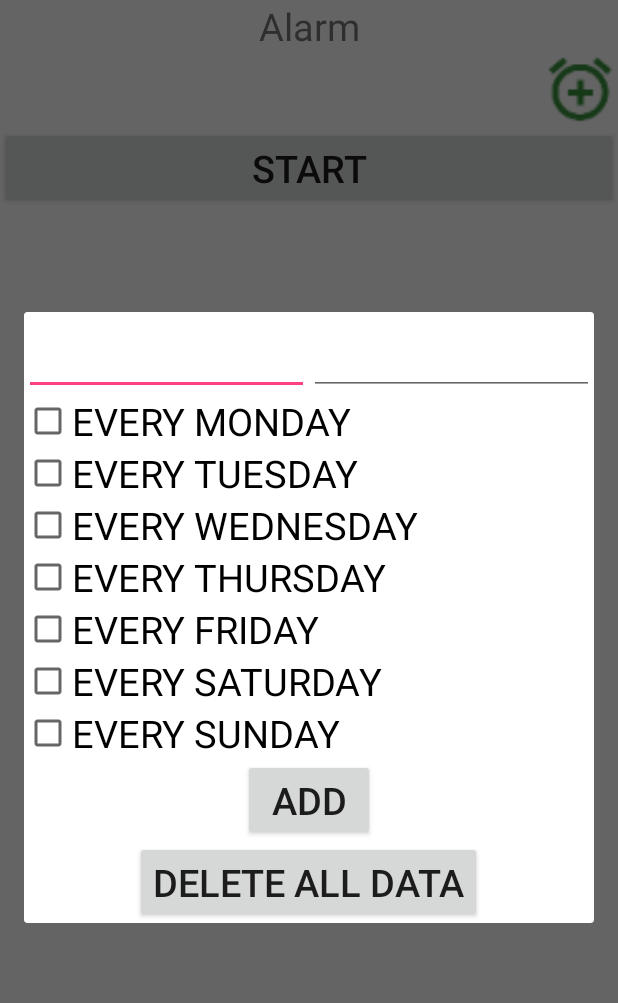
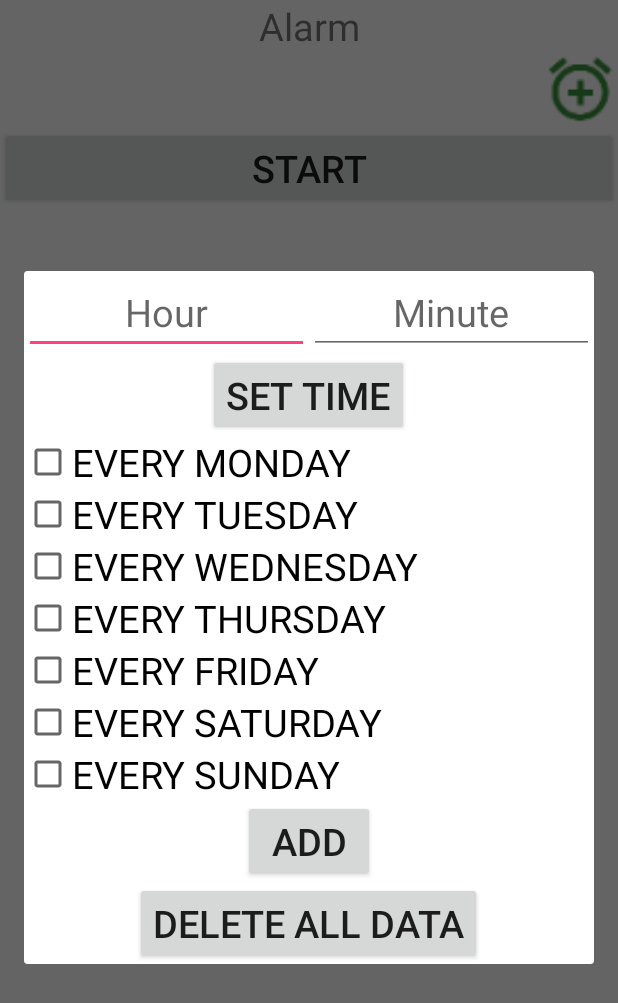
Before and after one commit to at-android/2016-k2-intern, an Android app: the screen it shows after launch (MainActivity), after a tap on an icon or button, on a phone screen of 412 x 824 dp. Shown: the top 1003 px of the screen. Run offline under Robolectric (Android 15) with nearby library versions, the phone set to English and light mode, and no system bars.

Commit message:
add TimePickerDialog

```diff
--- a/app/build.gradle
+++ b/app/build.gradle
@@ -25,7 +25,7 @@ dependencies {
         exclude group: 'com.android.support', module: 'support-annotations'
     })
     compile 'com.android.support:appcompat-v7:24.2.1'
+    compile 'com.android.support:support-v4:24.2.1'
     compile 'com.android.support:recyclerview-v7:24.2.1'
-    compile 'com.android.support:support-v4:24.2.1'
     testCompile 'junit:junit:4.12'
 }
--- a/app/src/main/java/vn/asiantech/training/MainActivity.java
+++ b/app/src/main/java/vn/asiantech/training/MainActivity.java
@@ -5,23 +5,35 @@ import android.content.Intent;
 import android.os.Bundle;
 import android.support.v4.app.DialogFragment;
 import android.support.v7.app.AppCompatActivity;
+import android.support.v7.widget.LinearLayoutManager;
+import android.support.v7.widget.RecyclerView;
 import android.util.Log;
 import android.view.View;
 import android.widget.Button;
 import android.widget.ImageView;
 
+import java.util.ArrayList;
+
 public class MainActivity extends AppCompatActivity implements SetTimeFragment.SendData,View.OnClickListener{
+    public static final String ACTION="vn.asiantech.training.CUSTOM_INTENT";
     private Button mBtnStart;
     private ImageView imgView;
     private int mHour;
     private int mMinute;
     private int mFlag = 0;
-    public static final String ACTION="vn.asiantech.training.CUSTOM_INTENT";
-    @Override
+    private ArrayList<Time> mArr = new ArrayList<Time>();
+    private RecyclerView recyclerView;
+    private MyAdapter mAdapter;
+    private RecyclerView.LayoutManager layoutManager;
+
     protected void onCreate(Bundle savedInstanceState) {
         super.onCreate(savedInstanceState);
         setContentView(R.layout.activity_main);
         getFormWidget();
+        layoutManager = new LinearLayoutManager(getBaseContext());
+        mAdapter = new MyAdapter(mArr);
+        recyclerView.setLayoutManager(layoutManager);
+        recyclerView.setAdapter(mAdapter);
         mBtnStart.setOnClickListener(this);
         imgView.setOnClickListener(this);
     }
@@ -29,7 +41,7 @@ public class MainActivity extends AppCompatActivity implements SetTimeFragment.S
     public void getFormWidget(){
         mBtnStart = (Button)findViewById(R.id.btnStart);
         imgView = (ImageView)findViewById(R.id.imgView);
-
+        recyclerView = (RecyclerView)findViewById(R.id.recyclerView);
     }
 
     public void broadcastIntent(Context view){
@@ -48,13 +60,7 @@ public class MainActivity extends AppCompatActivity implements SetTimeFragment.S
         mMinute = Integer.parseInt(t.getMinute());
         Log.i("hourFromFrag",mHour+"");
         Log.i("minuteFromFrag",mMinute+"");
-      //  startService(new Intent(this,myService.class));
-//        Intent i = new Intent(this,myService.AlarmReceiver.class);
-//        Bundle bundle = new Bundle();
-//        bundle.putInt("Flag",mFlag);
-//        i.putExtra("data",bundle);
-//        sendBroadcast(i);
-//        mFlag++;
+        mAdapter.addItem(mArr.size(),t);
     }
 
     @Override
@@ -79,4 +85,6 @@ public class MainActivity extends AppCompatActivity implements SetTimeFragment.S
                 break;
         }
     }
+
+
 }
--- /dev/null
+++ b/app/src/main/java/vn/asiantech/training/MyAdapter.java
@@ -0,0 +1,50 @@
+package vn.asiantech.training;
+
+import android.support.v7.widget.RecyclerView;
+import android.view.LayoutInflater;
+import android.view.View;
+import android.view.ViewGroup;
+import android.widget.TextView;
+
+import java.util.ArrayList;
+
+/**
+ * Created by Administrator on 6/12/2016.
+ */
+public class MyAdapter extends RecyclerView.Adapter<MyAdapter.ViewHolder> {
+    private ArrayList<Time> mArr = new ArrayList<Time>();
+
+    public MyAdapter(ArrayList<Time> arr){
+        this.mArr = arr;
+    }
+    @Override
+    public ViewHolder onCreateViewHolder(ViewGroup parent, int viewType) {
+        LayoutInflater inflater = LayoutInflater.from(parent.getContext());
+        View itemview = inflater.inflate(R.layout.custom_item_adapter, parent, false);
+        return new ViewHolder(itemview);
+
+    }
+
+    @Override
+    public void onBindViewHolder(ViewHolder holder, int position) {
+        holder.mTv.setText(mArr.get(position).toString());
+    }
+
+    @Override
+    public int getItemCount() {
+        return mArr.size();
+    }
+
+    public void addItem(int position, Time t) {
+        mArr.add(position, t);
+        notifyItemInserted(position);
+    }
+
+    public static class ViewHolder extends RecyclerView.ViewHolder {
+        private TextView mTv;
+        public ViewHolder(View itemView) {
+            super(itemView);
+            mTv = (TextView)itemView.findViewById(R.id.tvItem);
+        }
+    }
+}
--- a/app/src/main/java/vn/asiantech/training/SetTimeFragment.java
+++ b/app/src/main/java/vn/asiantech/training/SetTimeFragment.java
@@ -1,6 +1,7 @@
 package vn.asiantech.training;
 
 
+import android.app.TimePickerDialog;
 import android.content.Context;
 import android.os.Bundle;
 import android.support.v4.app.DialogFragment;
@@ -10,11 +11,16 @@ import android.view.ViewGroup;
 import android.widget.Button;
 import android.widget.CheckBox;
 import android.widget.EditText;
+import android.widget.TimePicker;
+
+import java.util.Calendar;
+import java.util.Date;
 
 
-public class SetTimeFragment extends DialogFragment {
+public class SetTimeFragment extends DialogFragment implements View.OnClickListener {
     private Button mBtnStart;
     private Button mBtnDelete;
+    private Button mBtnSetTime;
     private EditText mEdHour;
     private EditText mEdMinute;
     private CheckBox mCkMonday;
@@ -25,12 +31,14 @@ public class SetTimeFragment extends DialogFragment {
     private CheckBox mCkSaturday;
     private CheckBox mCkSunday;
     private SendData mCallback;
-    private String s="";
+    private String s = "";
     private DatabaseHelper db;
+    private Calendar cal;
+    private Date hourFinish;
+
     public SetTimeFragment() {
         // Required empty public constructor
     }
-
 
     public static SetTimeFragment newInstance() {
         SetTimeFragment fragment = new SetTimeFragment();
@@ -49,6 +57,7 @@ public class SetTimeFragment extends DialogFragment {
         View view = inflater.inflate(R.layout.fragment_set_time, container, false);
         mBtnStart = (Button) view.findViewById(R.id.btnStart);
         mBtnDelete = (Button) view.findViewById(R.id.btnDelete);
+        mBtnSetTime = (Button) view.findViewById(R.id.btnSetTime);
         mEdHour = (EditText) view.findViewById(R.id.edHour);
         mEdMinute = (EditText) view.findViewById(R.id.edMinute);
         mCkMonday = (CheckBox) view.findViewById(R.id.ckMonday);
@@ -59,57 +68,81 @@ public class SetTimeFragment extends DialogFragment {
         mCkSaturday = (CheckBox) view.findViewById(R.id.ckSaturday);
         mCkSunday = (CheckBox) view.findViewById(R.id.ckSunday);
 
-        mBtnStart.setOnClickListener(new View.OnClickListener() {
-            @Override
-            public void onClick(View view) {
-                s="";
+        mBtnStart.setOnClickListener(this);
+        mBtnDelete.setOnClickListener(this);
+        mBtnSetTime.setOnClickListener(this);
+        return view;
+    }
+
+    @Override
+    public void onClick(View view) {
+        switch (view.getId()) {
+            case R.id.btnStart:
+                s = "";
                 Time t = new Time();
                 t.setHour(mEdHour.getText().toString());
                 t.setMinute(mEdMinute.getText().toString());
-                if(mCkMonday.isChecked()){
-                    s+="2 ";
+                if (mCkMonday.isChecked()) {
+                    s += "2 ";
                 }
-                if(mCkTuesday.isChecked()){
-                    s+="3 ";
+                if (mCkTuesday.isChecked()) {
+                    s += "3 ";
                 }
-                if(mCkWednesday.isChecked()){
-                    s+="4 ";
+                if (mCkWednesday.isChecked()) {
+                    s += "4 ";
                 }
-                if(mCkThursday.isChecked()){
-                    s+="5 ";
+                if (mCkThursday.isChecked()) {
+                    s += "5 ";
                 }
-                if(mCkFriday.isChecked()){
-                    s+="6 ";
+                if (mCkFriday.isChecked()) {
+                    s += "6 ";
                 }
-                if(mCkSaturday.isChecked()){
-                    s+="7 ";
+                if (mCkSaturday.isChecked()) {
+                    s += "7 ";
                 }
-                if(mCkSunday.isChecked()){
-                    s+="1 ";
+                if (mCkSunday.isChecked()) {
+                    s += "1 ";
                 }
                 t.setDate(s);
                 mCallback.onArticleSelected(t);
                 db.open();
-                long x = db.createData(t.getDate(),t.getHour(),t.getMinute());
+                long x = db.createData(t.getDate(), t.getHour(), t.getMinute());
                 db.close();
                 dismiss();
-            }
-        });
-        mBtnDelete.setOnClickListener(new View.OnClickListener() {
-            @Override
-            public void onClick(View view) {
+                break;
+            case R.id.btnSetTime:
+                showTimePickerDialog();
+                break;
+            case R.id.btnDelete:
                 db.open();
                 db.deleteData();
                 db.close();
+                break;
+        }
+    }
+
+
+    public void showTimePickerDialog() {
+        TimePickerDialog.OnTimeSetListener callback = new TimePickerDialog.OnTimeSetListener() {
+            public void onTimeSet(TimePicker view,
+                                  int hourOfDay, int minute) {
+                mEdHour.setText(hourOfDay + "");
+                mEdMinute.setText(minute + "");
             }
-        });
-        return view;
+        };
+
+        TimePickerDialog time = new TimePickerDialog(
+                getActivity(),
+                callback, 7, 7, true);
+        time.setTitle("Chọn giờ hoàn thành");
+        time.show();
     }
 
     public interface SendData {
         public void onArticleSelected(Time t);
 
     }
+
     @Override
     public void onAttach(Context context) {
         super.onAttach(context);
--- a/app/src/main/java/vn/asiantech/training/Time.java
+++ b/app/src/main/java/vn/asiantech/training/Time.java
@@ -75,4 +75,8 @@ public class Time implements Parcelable {
         parcel.writeString(hour);
         parcel.writeString(minute);
     }
+
+    public String toString(){
+        return this.getHour()+":"+this.getMinute()+"---Date: "+this.getDate();
+    }
 }
--- a/app/src/main/res/layout/activity_main.xml
+++ b/app/src/main/res/layout/activity_main.xml
@@ -22,7 +22,11 @@
         android:layout_alignParentRight="true"
         android:src="@drawable/ic_alarm_add_green_700_24dp"/>
 
-
+    <android.support.v7.widget.RecyclerView
+        android:id="@+id/recyclerView"
+        android:layout_below="@+id/btnStart"
+        android:layout_width="match_parent"
+        android:layout_height="wrap_content"/>
 
     <Button
         android:id="@+id/btnStart"
--- a/app/src/main/res/layout/fragment_set_time.xml
+++ b/app/src/main/res/layout/fragment_set_time.xml
@@ -11,20 +11,31 @@
         android:layout_height="wrap_content">
         <EditText
             android:id="@+id/edHour"
-            android:layout_width="1dp"
+            android:layout_width="@dimen/set_time_EdWidth"
             android:layout_height="match_parent"
+            android:hint="@string/hourHint"
             style="@style/setTimeFragment_ed"
             />
         <EditText
             android:id="@+id/edMinute"
-            android:layout_width="1dp"
+            android:layout_width="@dimen/set_time_EdWidth"
             android:layout_height="match_parent"
+            android:hint="@string/minuteHint"
             style="@style/setTimeFragment_ed"
             />
     </LinearLayout>
+    <Button
+        android:id="@+id/btnSetTime"
+        android:layout_below="@+id/LinearLayout"
+        android:layout_width="wrap_content"
+        android:layout_height="wrap_content"
+        android:layout_centerHorizontal="true"
+        android:text="@string/set_time_frag_btn"
+        android:textSize="@dimen/set_time_frag_btnSize"
+        />
     <CheckBox
         android:id="@+id/ckMonday"
-        android:layout_below="@+id/LinearLayout"
+        android:layout_below="@+id/btnSetTime"
         android:layout_width="match_parent"
         android:layout_height="wrap_content"
         android:text="@string/monday"
@@ -78,15 +89,7 @@
         android:text="@string/sunday"
         style="@style/setTimeFragment_Checkbox"
         />
-    <Button
-        android:id="@+id/btnStart"
-        android:layout_below="@+id/ckSunday"
-        android:layout_width="wrap_content"
-        android:layout_height="wrap_content"
-        android:layout_centerHorizontal="true"
-        android:text="@string/btnStart"
-        android:textSize="@dimen/set_time_frag_btn"
-        />
+
     <Button
         android:id="@+id/btnDelete"
         android:layout_below="@+id/btnStart"
@@ -96,4 +99,14 @@
         android:text="@string/btnDelete"
         android:textSize="@dimen/set_time_frag_btn"
         />
+
+    <Button
+        android:id="@+id/btnStart"
+        android:layout_width="wrap_content"
+        android:layout_height="wrap_content"
+        android:text="@string/btnStart"
+        android:textSize="@dimen/set_time_frag_btn"
+        android:layout_below="@+id/ckSunday"
+        android:layout_centerHorizontal="true" />
+
 </RelativeLayout>
--- a/app/src/main/res/values/colors.xml
+++ b/app/src/main/res/values/colors.xml
@@ -3,4 +3,7 @@
     <color name="colorPrimary">#3F51B5</color>
     <color name="colorPrimaryDark">#303F9F</color>
     <color name="colorAccent">#FF4081</color>
+    <color name="custom_item_color">#f2e340</color>
+    <color name="custom_item_colorBackground">#f51af9</color>
+    <color name="timePicker_btn_color">#f11325</color>
 </resources>
--- a/app/src/main/res/values/dimens.xml
+++ b/app/src/main/res/values/dimens.xml
@@ -7,4 +7,9 @@
     <dimen name="main_imgHeight">50dp</dimen>
     <dimen name="set_time_frag_edSize">25sp</dimen>
     <dimen name="set_time_frag_btn">25sp</dimen>
+    <dimen name="set_time_EdWidth">1dp</dimen>
+    <dimen name="custom_item_tvSize">30sp</dimen>
+    <dimen name="time_picker_frag_btnSize">25sp</dimen>
+    <dimen name="time_picker_frag_btnMarginTop">30dp</dimen>
+    <dimen name="set_time_frag_btnSize">25sp</dimen>
 </resources>
--- a/app/src/main/res/values/strings.xml
+++ b/app/src/main/res/values/strings.xml
@@ -10,4 +10,11 @@
     <string name="sunday">EVERY SUNDAY</string>
     <string name="btnStart">Add</string>
     <string name="btnDelete">Delete All Data</string>
+    <string name="hourHint">Hour</string>
+    <string name="minuteHint">Minute</string>
+    <string name="time_picker_btn">Close</string>
+    <string name="set_time_frag_btn">Set Time</string>
+
+    <!-- TODO: Remove or change this placeholder text -->
+    <string name="hello_blank_fragment">Hello blank fragment</string>
 </resources>
```
Also changed, not shown: app/src/main/res/layout/custom_item_adapter.xml (added, +14 -0 lines).
